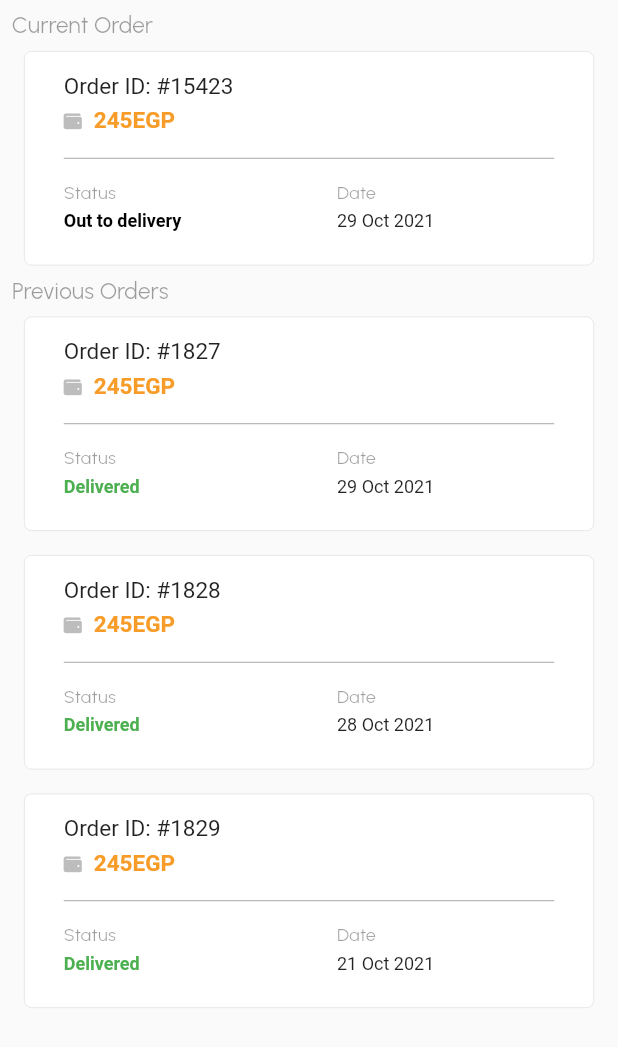
After one commit to omardavinci10/foody, a Flutter app: the TrackOrdersScreen screen opened by its route, on a phone screen of 412 x 824 dp. The commit adds this screen. Shown: the top 1047 px of the screen. Run offline on Flutter 3.47's test engine with Material 2 defaults, Android fonts, the phone set to English and light mode, and no system bars; our stand-ins replace auth_buttons, font_awesome_flutter, google_fonts, modal_progress_hud_nsn, phosphor_flutter, rflutter_alert; Roboto replaces fonts that are missing (Urbanist-Bold).

Commit message:
track_orders screen

```diff
--- /dev/null
+++ b/lib/components/order_tile.dart
@@ -0,0 +1,167 @@
+import 'package:flutter/material.dart';
+import 'package:foody/constants.dart';
+import 'package:intl/intl.dart';
+import 'package:font_awesome_flutter/font_awesome_flutter.dart';
+
+class OrderTile extends StatelessWidget {
+  final int orderID;
+  final int price;
+  final String date;
+  final String status;
+
+  OrderTile({
+    required this.orderID,
+    required this.price,
+    required this.date,
+    required this.status,
+  });
+
+  int compareTo(String bDate) {
+    String tempDate1 =
+        DateFormat('y M d').format((DateFormat('d MMM y').parse(date)));
+    List<int> myDate = tempDate1.split(' ').map(int.parse).toList();
+    String tempDate2 =
+        DateFormat('y M d').format((DateFormat('d MMM y').parse(bDate)));
+    List<int> passedDate = tempDate2.split(' ').map(int.parse).toList();
+
+    if (myDate[0] == passedDate[0]) {
+      //same year
+      if (myDate[1] == passedDate[1]) {
+        //same month
+        if (myDate[2] == passedDate[2]) {
+          //same day
+          return 0;
+        } else if (myDate[2] < passedDate[2]) {
+          return 1;
+        } else {
+          return -1;
+        }
+      } else if (myDate[1] < passedDate[1]) {
+        return 1;
+      } else {
+        return -1;
+      }
+    } else if (myDate[0] < passedDate[0]) {
+      return 1;
+    } else {
+      return -1;
+    }
+  }
+
+  @override
+  Widget build(BuildContext context) {
+    Color color = (status == 'Out to delivery') ? Colors.black : Colors.green;
+    return Padding(
+      padding: const EdgeInsets.all(8.0),
+      child: ListTile(
+        tileColor: Colors.white,
+        shape: RoundedRectangleBorder(
+          borderRadius: BorderRadius.all(Radius.circular(5.0)),
+          side: BorderSide(
+              width: 0.5, color: Colors.black12, style: BorderStyle.solid),
+        ),
+        title: Padding(
+          padding: const EdgeInsets.all(10.0),
+          child: Column(
+            crossAxisAlignment: CrossAxisAlignment.start,
+            children: [
+              Text(
+                'Order ID: #' + orderID.toString(),
+                style: TextStyle(
+                  fontSize: 15.0,
+                  fontWeight: FontWeight.w400,
+                  fontFamily: 'Urbanist-Bold',
+                ),
+              ),
+              Padding(
+                padding: const EdgeInsets.only(top: 5.0, bottom: 8.0),
+                child: Row(
+                  children: [
+                    Padding(
+                      padding: const EdgeInsets.only(right: 8.0),
+                      child: FaIcon(
+                        FontAwesomeIcons.wallet,
+                        size: 12.0,
+                        color: Colors.grey.shade400,
+                      ),
+                    ),
+                    Text(
+                      '245' + 'EGP',
+                      style: TextStyle(
+                        fontFamily: 'Urbanist-Bold',
+                        fontWeight: FontWeight.w600,
+                        fontSize: 15.0,
+                        color: kOrangeColorInHex,
+                      ),
+                    ),
+                  ],
+                ),
+              ),
+              Divider(
+                color: Colors.black38,
+                thickness: 0.6,
+              ),
+              Padding(
+                padding: const EdgeInsets.symmetric(vertical: 8.0),
+                child: Row(
+                  crossAxisAlignment: CrossAxisAlignment.start,
+                  mainAxisAlignment: MainAxisAlignment.spaceBetween,
+                  children: [
+                    Column(
+                      crossAxisAlignment: CrossAxisAlignment.start,
+                      children: [
+                        Text(
+                          'Status',
+                          style: kLightTextStyle.copyWith(
+                            fontSize: 12.0,
+                          ),
+                        ),
+                        SizedBox(
+                          height: 5.0,
+                        ),
+                        Text(
+                          status,
+                          style: TextStyle(
+                            fontSize: 12.0,
+                            fontFamily: 'Urbanist-Bold',
+                            fontWeight: FontWeight.w600,
+                            color: color,
+                          ),
+                        ),
+                      ],
+                    ),
+                    Padding(
+                      padding: const EdgeInsets.only(right: 80.0),
+                      child: Column(
+                        crossAxisAlignment: CrossAxisAlignment.start,
+                        children: [
+                          Text(
+                            'Date',
+                            style: kLightTextStyle.copyWith(
+                              fontSize: 12.0,
+                            ),
+                          ),
+                          SizedBox(
+                            height: 5.0,
+                          ),
+                          Text(
+                            date,
+                            style: TextStyle(
+                              fontSize: 12.0,
+                              fontFamily: 'Urbanist-Bold',
+                              fontWeight: FontWeight.w400,
+                            ),
+                          ),
+                        ],
+                      ),
+                    ),
+                  ],
+                ),
+              ),
+            ],
+          ),
+        ),
+      ),
+    );
+  }
+}
--- a/lib/constants.dart
+++ b/lib/constants.dart
@@ -4,6 +4,7 @@ import 'package:rflutter_alert/rflutter_alert.dart';
 import 'package:google_fonts/google_fonts.dart';
 import 'package:font_awesome_flutter/font_awesome_flutter.dart';
 import 'package:phosphor_flutter/phosphor_flutter.dart';
+import 'package:intl/intl.dart';
 
 const kSendButtonTextStyle = TextStyle(
   color: Colors.lightBlueAccent,
@@ -100,3 +101,8 @@ enum DrawerSections {
   notifications,
   contact_us,
 }
+
+const kLightTextStyle = TextStyle(
+  color: Colors.black38,
+  fontSize: 15.0,
+);
--- a/lib/main.dart
+++ b/lib/main.dart
@@ -2,6 +2,7 @@ import 'package:flutter/material.dart';
 import 'package:foody/screens/User_screen.dart';
 import 'package:foody/screens/contactus_screen.dart';
 import 'package:foody/screens/splash_screen.dart';
+import 'package:foody/screens/track_orders.dart';
 import 'package:foody/screens/welcome_screen.dart';
 import 'package:foody/screens/login_screen.dart';
 import 'package:foody/screens/registration_screen.dart';
@@ -30,6 +31,7 @@ class Foody extends StatelessWidget {
         ContactUsScreen.id: (context) => ContactUsScreen(),
         HomePage.id: (context) => HomePage(),
         EmptyPage.id: (context) => EmptyPage(),
+        TrackOrdersScreen.id: (context) => TrackOrdersScreen(),
       },
     );
   }
--- a/lib/screens/home_screen.dart
+++ b/lib/screens/home_screen.dart
@@ -7,6 +7,7 @@ import 'package:foody/screens/contactus_screen.dart';
 import 'package:foody/constants.dart';
 import 'package:foody/components/profile_widgets.dart';
 import 'package:foody/screens/empty_screen.dart';
+import 'package:foody/screens/track_orders.dart';
 
 class HomePage extends StatefulWidget {
   static const String id = 'Home_screen';
@@ -32,7 +33,11 @@ class _HomePageState extends State<HomePage> {
         backgroundColor: Color(0xfffafafa),
         title: new Text(
           title,
-          style: TextStyle(color: Colors.black),
+          style: TextStyle(
+            color: Colors.black,
+            fontFamily: 'Urbanist-Bold',
+            fontWeight: FontWeight.w600,
+          ),
         ),
       ),
 
@@ -65,7 +70,13 @@ class _HomePageState extends State<HomePage> {
             ListTile(
                 title: Text("Track Orders"),
                 leading: FaIcon(FontAwesomeIcons.listUl),
-                onTap: () {}),
+                onTap: () {
+                  setState(() {
+                    Navigator.pop(context);
+                    title = "My Orders";
+                    body = TrackOrdersScreen();
+                  });
+                }),
             ListTile(
                 title: Text("Notifications"),
                 leading: FaIcon(FontAwesomeIcons.bell),
--- /dev/null
+++ b/lib/screens/track_orders.dart
@@ -0,0 +1,57 @@
+import 'package:flutter/material.dart';
+import 'package:foody/constants.dart';
+import 'package:font_awesome_flutter/font_awesome_flutter.dart';
+import 'package:intl/intl.dart';
+import 'package:foody/components/order_tile.dart';
+
+class TrackOrdersScreen extends StatefulWidget {
+  static const String id = 'track_orders';
+
+  @override
+  _TrackOrdersScreenState createState() => _TrackOrdersScreenState();
+}
+
+class _TrackOrdersScreenState extends State<TrackOrdersScreen> {
+  @override
+  Widget build(BuildContext context) {
+    List<OrderTile> previousOrderTiles = [];
+    previousOrderTiles.add(OrderTile(
+        orderID: 1827, price: 245, date: '29 Oct 2021', status: 'Delivered'));
+    previousOrderTiles.add(OrderTile(
+        orderID: 1828, price: 250, date: '28 Oct 2021', status: 'Delivered'));
+    previousOrderTiles.add(OrderTile(
+        orderID: 1829, price: 270, date: '21 Oct 2021', status: 'Delivered'));
+    previousOrderTiles.sort((a, b) => a.compareTo(b.date));
+
+    return Scaffold(
+      body: Padding(
+        padding: const EdgeInsets.all(8.0),
+        child: SingleChildScrollView(
+          reverse: true,
+          child: Column(
+            crossAxisAlignment: CrossAxisAlignment.start,
+            children: [
+              Text(
+                'Current Order',
+                style: kLightTextStyle,
+              ),
+              OrderTile(
+                orderID: 15423,
+                price: 245,
+                date: DateFormat('d MMM y').format(DateTime.now()),
+                status: 'Out to delivery',
+              ),
+              Text(
+                'Previous Orders',
+                style: kLightTextStyle,
+              ),
+              Column(
+                children: previousOrderTiles,
+              ),
+            ],
+          ),
+        ),
+      ),
+    );
+  }
+}
--- a/pubspec.yaml
+++ b/pubspec.yaml
@@ -18,6 +18,7 @@ dependencies:
   auth_buttons: ^1.0.1+4
   phosphor_flutter: ^1.3.1
   flutter_scale_tap: ^1.0.5
+  intl: ^0.17.0
 
 
 dev_dependencies:
```
Also changed, not shown: pubspec.lock.
